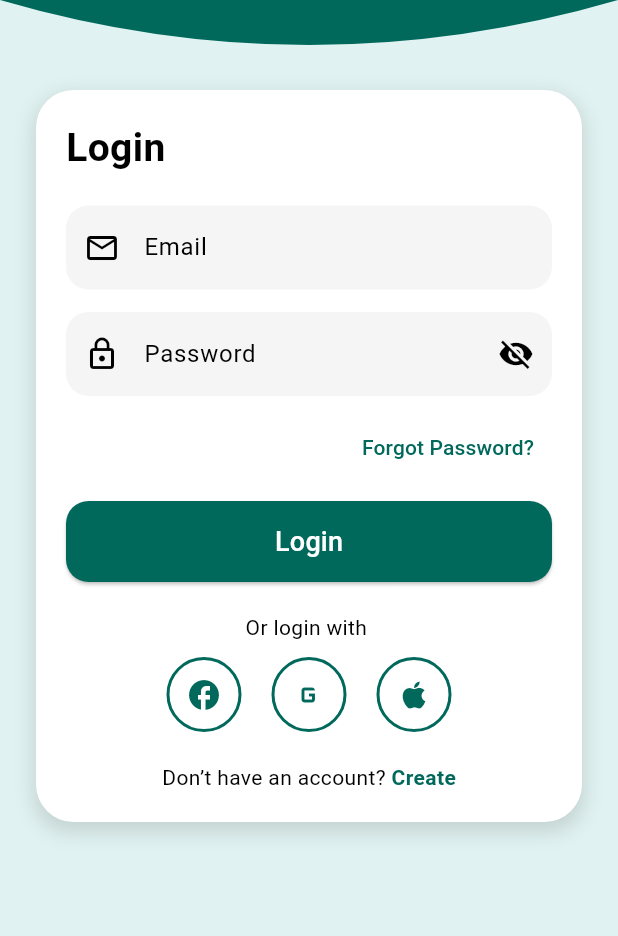
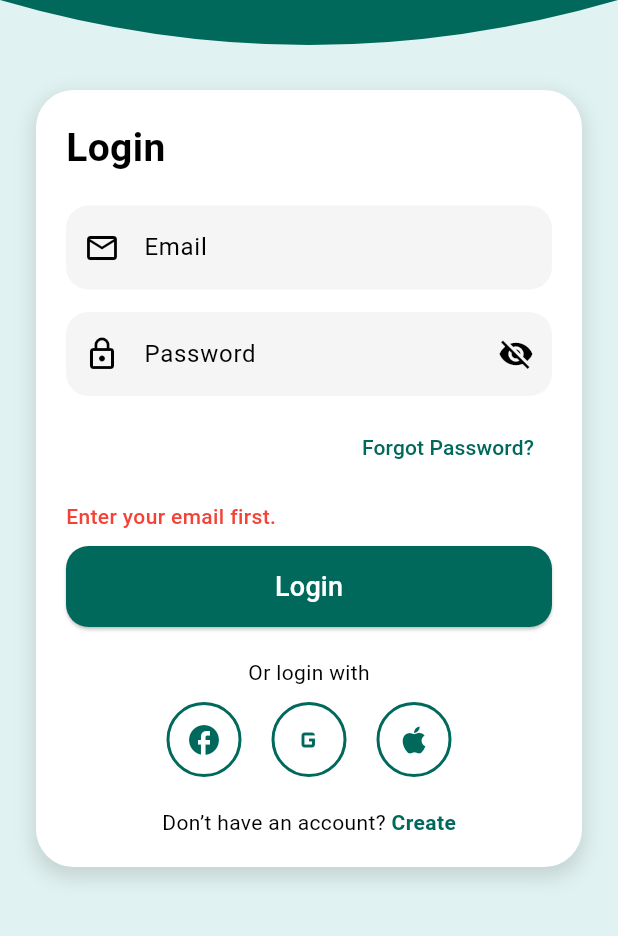
Before and after one commit to DevBekoDev/Wifi-Station-Finance-App, a Flutter app: the screen it shows after launch, after a tap on "Forgot Password?", on a phone screen of 412 x 824 dp, the part 300-1236 px from its top. Run offline on Flutter 3.47's test engine with Material 3 defaults, Android fonts, the phone set to English and light mode, and no system bars; our stand-ins replace cloud_firestore, firebase_auth, firebase_core, flutter_bloc, google_sign_in; accounts and stored records are empty.

Commit message:
wokring on the auth process and login with email and password

```diff
--- /dev/null
+++ b/lib/cubits/auth/auth_state.dart
@@ -0,0 +1,18 @@
+abstract class AuthState {}
+
+class AuthInitial extends AuthState {}
+
+class AuthLoading extends AuthState {}
+
+class AuthSuccess extends AuthState {
+  final String role;
+  final String? centerId;
+
+  AuthSuccess({required this.role, this.centerId});
+}
+
+class AuthError extends AuthState {
+  final String message;
+
+  AuthError(this.message);
+}
--- a/lib/main.dart
+++ b/lib/main.dart
@@ -1,5 +1,7 @@
 import 'package:firebase_core/firebase_core.dart';
 import 'package:flutter/material.dart';
+import 'package:flutter_bloc/flutter_bloc.dart';
+import 'package:wsfm/cubits/auth/auth_cubit.dart';
 import 'package:wsfm/screens/login_screen.dart';
 import 'package:wsfm/utils/constants/app_theme.dart';
 import 'services/firebase_options.dart';
@@ -24,7 +26,7 @@ class MyApp extends StatelessWidget {
       theme: AppTheme.lightTheme,
       darkTheme: AppTheme.darkTheme,
       themeMode: ThemeMode.system,
-      home: const LoginScreen(),
+      home: BlocProvider(create: (context) => AuthCubit() ,child: const LoginScreen()),
     );
   }
 }
--- a/lib/screens/login_screen.dart
+++ b/lib/screens/login_screen.dart
@@ -1,4 +1,8 @@
 import 'package:flutter/material.dart';
+import 'package:flutter_bloc/flutter_bloc.dart';
+import 'package:wsfm/cubits/auth/auth_cubit.dart';
+import 'package:wsfm/cubits/auth/auth_state.dart';
+import 'package:wsfm/screens/dashboard_screen.dart';
 
 class LoginScreen extends StatefulWidget {
   const LoginScreen({super.key});
@@ -12,17 +16,127 @@ class _LoginScreenState extends State<LoginScreen> {
   final TextEditingController passwordController = TextEditingController();
 
   bool _hidePassword = true;
+  String? errorMessage;
+  bool isLoading = false;
+
+  @override
+  void dispose() {
+    emailController.dispose();
+    passwordController.dispose();
+    super.dispose();
+  }
+
+  void _handleEmailLogin() {
+    debugPrint("Login button tapped");
+
+    final email = emailController.text.trim();
+    final password = passwordController.text.trim();
+
+    debugPrint("Email entered: $email");
+    debugPrint("Password length: ${password.length}");
+
+    if (email.isEmpty || password.isEmpty) {
+      setState(() {
+        errorMessage = "Please enter email and password.";
+      });
+      debugPrint("Validation failed: empty email or password");
+      return;
+    }
+
+    setState(() {
+      errorMessage = null;
+    });
+
+    try {
+      debugPrint("Calling AuthCubit.loginWithEmail");
+      context.read<AuthCubit>().loginWithEmail(email, password);
+      debugPrint("AuthCubit.loginWithEmail called");
+    } catch (e) {
+      debugPrint("onPressed error: $e");
+      setState(() {
+        errorMessage = "Unexpected error: $e";
+      });
+    }
+  }
+
+  void _handleGoogleLogin() {
+    debugPrint("Google button tapped");
+
+    setState(() {
+      errorMessage = null;
+    });
+
+    try {
+      context.read<AuthCubit>().loginWithGoogle();
+      debugPrint("AuthCubit.loginWithGoogle called");
+    } catch (e) {
+      debugPrint("Google button error: $e");
+      setState(() {
+        errorMessage = "Google login error: $e";
+      });
+    }
+  }
+
+  void _handleForgotPassword() {
+    debugPrint("Forgot password tapped");
+
+    final email = emailController.text.trim();
+
+    if (email.isEmpty) {
+      setState(() {
+        errorMessage = "Enter your email first.";
+      });
+      return;
+    }
+
+    setState(() {
+      errorMessage = null;
+    });
+
+    context.read<AuthCubit>().resetPassword(email);
+  }
 
   @override
   Widget build(BuildContext context) {
-    return Scaffold(
+    return BlocListener<AuthCubit, AuthState>(
+      listener: (context, state) {
+        debugPrint("Bloc state changed: ${state.runtimeType}");
+
+        if (state is AuthLoading) {
+          setState(() {
+            isLoading = true;
+            errorMessage = null;
+          });
+        } else {
+          setState(() {
+            isLoading = false;
+          });
+        }
+
+        if (state is AuthError) {
+          debugPrint("AuthError message: ${state.message}");
+          setState(() {
+            errorMessage = state.message;
+          });
+        }
+
+        if (state is AuthSuccess) {
+          debugPrint("AuthSuccess role: ${state.role}, centerId: ${state.centerId}");
+
+          Navigator.pushReplacement(
+            context,
+            MaterialPageRoute(
+              builder: (_) => const DashboardScreen(),
+            ),
+          );
+        }
+      },
+      child: Scaffold(
         backgroundColor: const Color(0xFFE0F2F1),
-      body: SingleChildScrollView(
+        body: SafeArea(
+          child: SingleChildScrollView(
             child: Column(
               children: [
-            // --------------------------
-            //   TOP CURVED HEADER
-            // --------------------------
                 Stack(
                   children: [
                     ClipPath(
@@ -33,14 +147,12 @@ class _LoginScreenState extends State<LoginScreen> {
                         color: const Color(0xFF00695C),
                       ),
                     ),
-
-                // WELCOME TEXT
-                Positioned(
+                    const Positioned(
                       left: 25,
                       top: 110,
                       child: Column(
                         crossAxisAlignment: CrossAxisAlignment.start,
-                    children: const [
+                        children: [
                           Text(
                             "Hello!",
                             style: TextStyle(
@@ -63,22 +175,19 @@ class _LoginScreenState extends State<LoginScreen> {
                   ],
                 ),
 
-            // --------------------------
-            //          LOGIN CARD
-            // --------------------------
                 Container(
                   margin: const EdgeInsets.symmetric(horizontal: 24),
                   padding: const EdgeInsets.all(20),
                   decoration: BoxDecoration(
                     color: Colors.white,
                     borderRadius: BorderRadius.circular(25),
-                boxShadow: [
+                    boxShadow: const [
                       BoxShadow(
                         color: Colors.black12,
                         blurRadius: 10,
                         spreadRadius: 2,
-                    offset: const Offset(0, 5),
-                  )
+                        offset: Offset(0, 5),
+                      ),
                     ],
                   ),
                   child: Column(
@@ -93,9 +202,10 @@ class _LoginScreenState extends State<LoginScreen> {
                       ),
                       const SizedBox(height: 20),
 
-                  // EMAIL
                       TextField(
                         controller: emailController,
+                        keyboardType: TextInputType.emailAddress,
+                        autocorrect: false,
                         decoration: InputDecoration(
                           hintText: "Email",
                           prefixIcon: const Icon(Icons.email_outlined),
@@ -109,16 +219,19 @@ class _LoginScreenState extends State<LoginScreen> {
                       ),
                       const SizedBox(height: 15),
 
-                  // PASSWORD
                       TextField(
                         controller: passwordController,
                         obscureText: _hidePassword,
+                        autocorrect: false,
                         decoration: InputDecoration(
                           hintText: "Password",
                           prefixIcon: const Icon(Icons.lock_outline),
                           suffixIcon: IconButton(
                             icon: Icon(
-                            _hidePassword ? Icons.visibility_off : Icons.visibility),
+                              _hidePassword
+                                  ? Icons.visibility_off
+                                  : Icons.visibility,
+                            ),
                             onPressed: () {
                               setState(() {
                                 _hidePassword = !_hidePassword;
@@ -132,6 +245,7 @@ class _LoginScreenState extends State<LoginScreen> {
                             borderSide: BorderSide.none,
                           ),
                         ),
+                        onSubmitted: (_) => _handleEmailLogin(),
                       ),
 
                       const SizedBox(height: 10),
@@ -139,46 +253,65 @@ class _LoginScreenState extends State<LoginScreen> {
                       Align(
                         alignment: Alignment.centerRight,
                         child: TextButton(
-                      // In a real app, this would navigate to a password recovery screen
-                      // For this example, it just prints to the console
-                      onPressed: () {
-                        print("Forgot password pressed");
-                      },
-                      child: const Text("Forgot Password?", style: TextStyle(color: Color(0xFF00695C))),
+                          onPressed: isLoading ? null : _handleForgotPassword,
+                          child: const Text(
+                            "Forgot Password?",
+                            style: TextStyle(color: Color(0xFF00695C)),
+                          ),
                         ),
                       ),
 
                       const SizedBox(height: 12),
 
-                  // LOGIN BUTTON
+                      if (errorMessage != null)
+                        Padding(
+                          padding: const EdgeInsets.only(bottom: 10),
+                          child: Text(
+                            errorMessage!,
+                            style: const TextStyle(
+                              color: Colors.red,
+                              fontWeight: FontWeight.w500,
+                            ),
+                          ),
+                        ),
+
                       SizedBox(
                         width: double.infinity,
                         child: ElevatedButton(
-                      onPressed: () {
-                        // In a real app, this would validate the input and attempt to log in
-                        // For this example, it just prints to the console
-                        print("Login pressed");
-                      },
+                          onPressed: isLoading ? null : _handleEmailLogin,
                           style: ElevatedButton.styleFrom(
                             backgroundColor: const Color(0xFF00695C),
+                            disabledBackgroundColor: const Color(0xFF00695C),
                             padding: const EdgeInsets.symmetric(vertical: 14),
                             shape: RoundedRectangleBorder(
                               borderRadius: BorderRadius.circular(15),
                             ),
                           ),
-                      child: const Text(
+                          child: isLoading
+                              ? const SizedBox(
+                                  height: 22,
+                                  width: 22,
+                                  child: CircularProgressIndicator(
+                                    strokeWidth: 2.5,
+                                    color: Colors.white,
+                                  ),
+                                )
+                              : const Text(
                                   "Login",
-                        style: TextStyle(fontSize: 18, color: Colors.white),
+                                  style: TextStyle(
+                                    fontSize: 18,
+                                    color: Colors.white,
+                                  ),
                                 ),
                         ),
                       ),
 
                       const SizedBox(height: 20),
-                   // SOCIAL BUTTONS
-                  Row(
+
+                      const Row(
                         mainAxisAlignment: MainAxisAlignment.center,
-                    children: const [
-                      Text("Or login with "),
+                        children: [
+                          Text("Or login with"),
                         ],
                       ),
 
@@ -187,26 +320,26 @@ class _LoginScreenState extends State<LoginScreen> {
                       Row(
                         mainAxisAlignment: MainAxisAlignment.center,
                         children: [
-                      SocialIcon(Icons.facebook),
+                          const SocialIcon(Icons.facebook),
                           const SizedBox(width: 20),
-                      SocialIcon(Icons.g_mobiledata),
+                          GestureDetector(
+                            onTap: isLoading ? null : _handleGoogleLogin,
+                            child: const SocialIcon(Icons.g_mobiledata),
+                          ),
                           const SizedBox(width: 20),
-                      SocialIcon(Icons.apple),
+                          const SocialIcon(Icons.apple),
                         ],
                       ),
 
                       const SizedBox(height: 20),
 
-                  // CREATE ACCOUNT
                       Row(
                         mainAxisAlignment: MainAxisAlignment.center,
                         children: [
                           const Text("Don’t have an account? "),
                           GestureDetector(
                             onTap: () {
-                          // In a real app, this would navigate to a registration screen
-                          // For this example, it just prints to the console
-                          print("Create account pressed");
+                              debugPrint("Create account tapped");
                             },
                             child: const Text(
                               "Create",
@@ -226,17 +359,16 @@ class _LoginScreenState extends State<LoginScreen> {
               ],
             ),
           ),
+        ),
+      ),
     );
   }
 }
 
-// --------------------------
-//   CURVED HEADER CLIPPER
-// --------------------------
 class HeaderClipper extends CustomClipper<Path> {
   @override
   Path getClip(Size size) {
-    Path path = Path();
+    final path = Path();
     path.lineTo(0, size.height - 60);
     path.quadraticBezierTo(
       size.width / 2,
@@ -249,12 +381,9 @@ class HeaderClipper extends CustomClipper<Path> {
   }
 
   @override
-  bool shouldReclip(oldClipper) => false;
+  bool shouldReclip(covariant CustomClipper<Path> oldClipper) => false;
 }
 
-// --------------------------
-//   SOCIAL ICON WIDGET
-// --------------------------
 class SocialIcon extends StatelessWidget {
   final IconData icon;
 
--- a/lib/services/firestore_service.dart
+++ b/lib/services/firestore_service.dart
@@ -0,0 +1,13 @@
+import 'package:cloud_firestore/cloud_firestore.dart';
+
+class FirestoreService {
+  final FirebaseFirestore _firestore = FirebaseFirestore.instance;
+
+  Future<Map<String, dynamic>?> getUserData(String uid) async {
+    final doc = await _firestore.collection('users').doc(uid).get();
+
+    if (!doc.exists) return null;
+
+    return doc.data();
+  }
+}
--- a/pubspec.yaml
+++ b/pubspec.yaml
@@ -35,6 +35,10 @@ dependencies:
   # Use with the CupertinoIcons class for iOS style icons.
   cupertino_icons: ^1.0.8
   firebase_core: ^4.6.0
+  firebase_auth: ^6.3.0
+  cloud_firestore: ^6.2.0
+  google_sign_in: ^7.2.0
+  flutter_bloc: ^9.1.1
 
 dev_dependencies:
   flutter_test:
```
Also changed, not shown: lib/cubits/auth/auth_cubit.dart (added, +98 -0 lines), lib/screens/dashboard_screen.dart (+10 -0 lines), lib/services/firebase_auth_service.dart (+47 -0 lines), pubspec.lock, 4 other files. Lines whose indentation alone changed are shown as unchanged.
